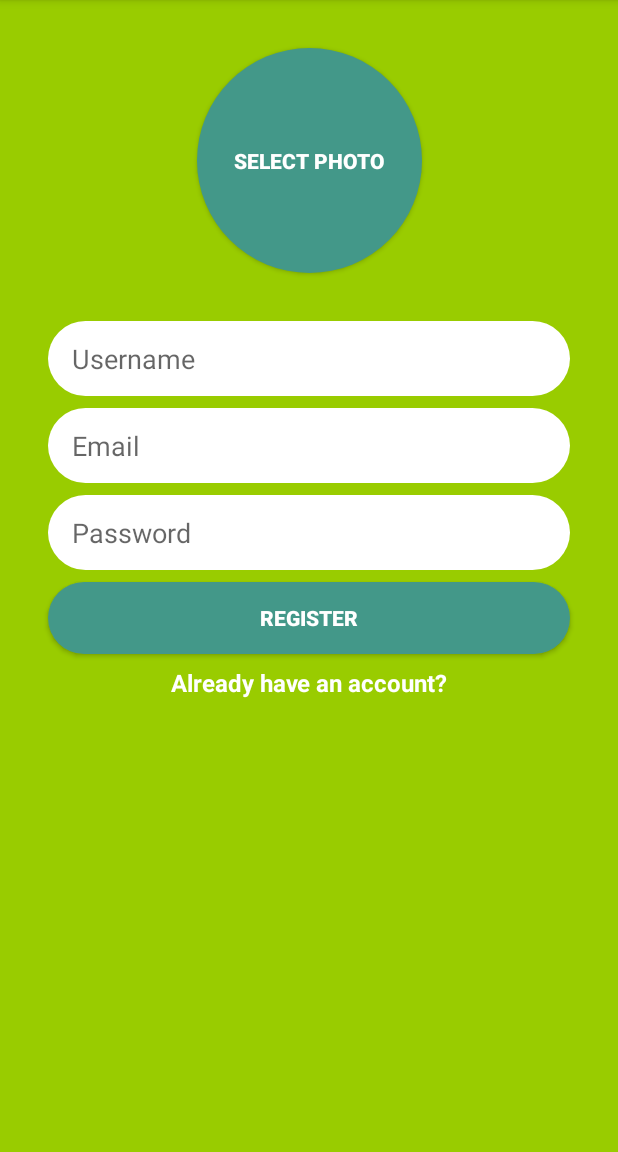
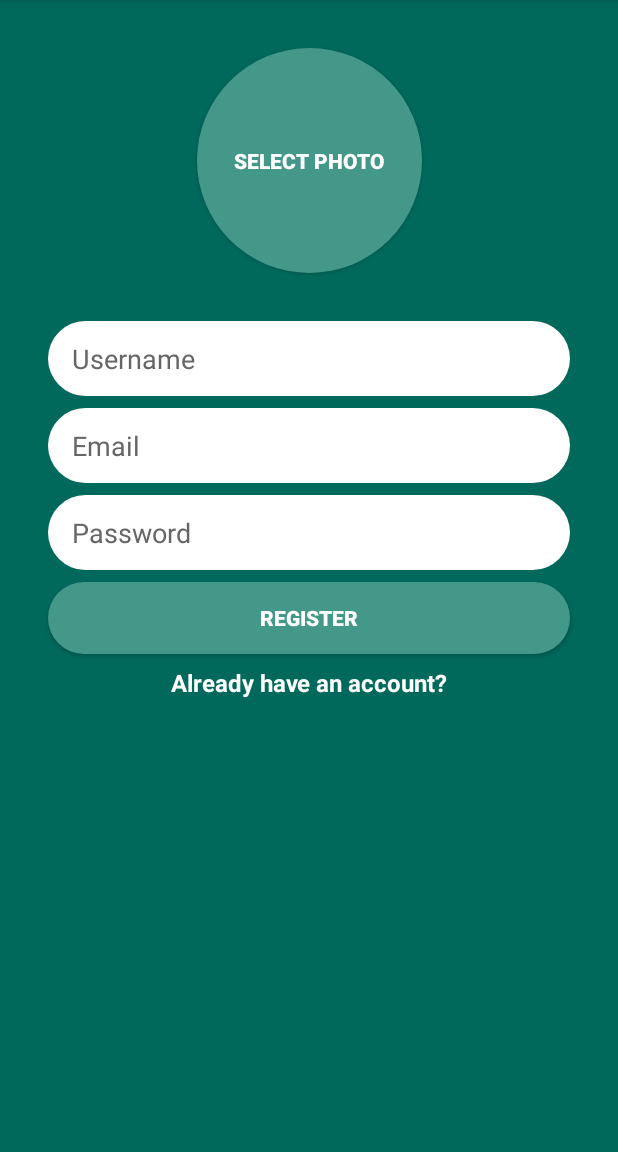
Before and after one commit to GulderBone/SimpleMessages, an Android app: the screen it shows after launch (RegisterActivity), on a phone screen of 412 x 824 dp, the part 84-1236 px from its top. Run offline under Robolectric (Android 15) with nearby library versions, the phone set to English and light mode, and no system bars; our stand-ins replace CircleImageView, Firebase (no records; nobody signed in at launch, a user with empty details on screens opened directly); libraries missing offline, so code that uses them is left out: com.xwray.groupie; 2 statements that could not run were skipped.

Commit message:
1 | Register activity updated to match the new color palette.

```diff
--- a/app/src/main/res/layout/activity_register.xml
+++ b/app/src/main/res/layout/activity_register.xml
@@ -4,7 +4,7 @@
     xmlns:tools="http://schemas.android.com/tools"
     android:layout_width="match_parent"
     android:layout_height="match_parent"
-    android:background="@android:color/holo_green_light"
+    android:background="?attr/colorPrimary"
     tools:context=".registerlogin.RegisterActivity">
 
 
@@ -20,6 +20,7 @@
         android:hint="Username"
         android:inputType="textPersonName"
         android:paddingLeft="16dp"
+        android:textColorHint="?attr/hintTextColor"
         app:layout_constraintEnd_toEndOf="parent"
         app:layout_constraintStart_toStartOf="parent"
         app:layout_constraintTop_toBottomOf="@id/selectphoto_button_register" />
@@ -34,6 +35,7 @@
         android:hint="Email"
         android:inputType="textEmailAddress"
         android:paddingLeft="16dp"
+        android:textColorHint="?attr/hintTextColor"
         app:layout_constraintEnd_toEndOf="@+id/username_edittext_register"
         app:layout_constraintStart_toStartOf="@+id/username_edittext_register"
         app:layout_constraintTop_toBottomOf="@+id/username_edittext_register" />
@@ -48,6 +50,7 @@
         android:hint="Password"
         android:inputType="textPassword"
         android:paddingLeft="16dp"
+        android:textColorHint="?attr/hintTextColor"
         app:layout_constraintEnd_toEndOf="@+id/username_edittext_register"
         app:layout_constraintStart_toStartOf="@+id/username_edittext_register"
         app:layout_constraintTop_toBottomOf="@+id/email_edittext_register" />
@@ -89,7 +92,7 @@
         android:height="150dp"
         android:background="@drawable/rounded_select_photo_button"
         android:text="Select Photo"
-        android:textColor="@color/white"
+        android:textColor="?attr/colorOnPrimary"
         android:textStyle="bold"
         app:layout_constraintEnd_toEndOf="parent"
         app:layout_constraintStart_toStartOf="parent"
@@ -97,9 +100,10 @@
 
     <de.hdodenhof.circleimageview.CircleImageView
         android:id="@+id/selectphoto_imageview_register"
-        app:civ_border_width="4dp"
         android:layout_width="150dp"
         android:layout_height="150dp"
+        app:civ_border_width="4dp"
+        app:civ_circle_background_color="@android:color/holo_red_dark"
         app:layout_constraintBottom_toBottomOf="@+id/selectphoto_button_register"
         app:layout_constraintEnd_toEndOf="@+id/selectphoto_button_register"
         app:layout_constraintStart_toStartOf="@id/selectphoto_button_register"
```
